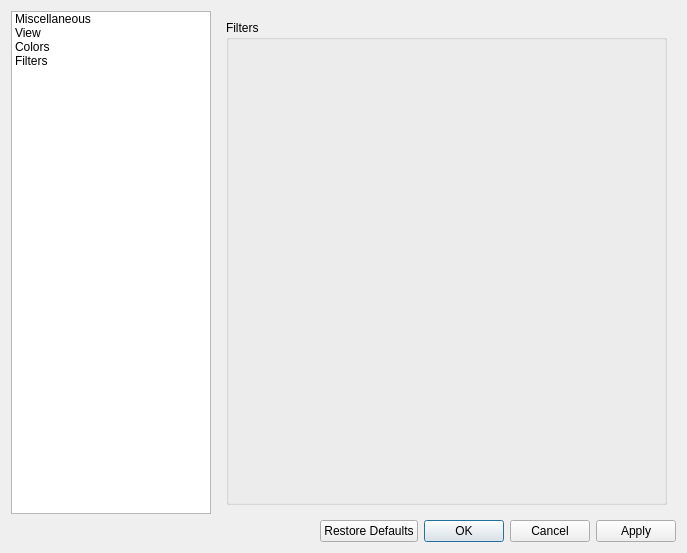
The window that source/ui/resources/settingswindow.ui (kariczek/Vatsinator) describes before a commit, drawn with Qt 5.
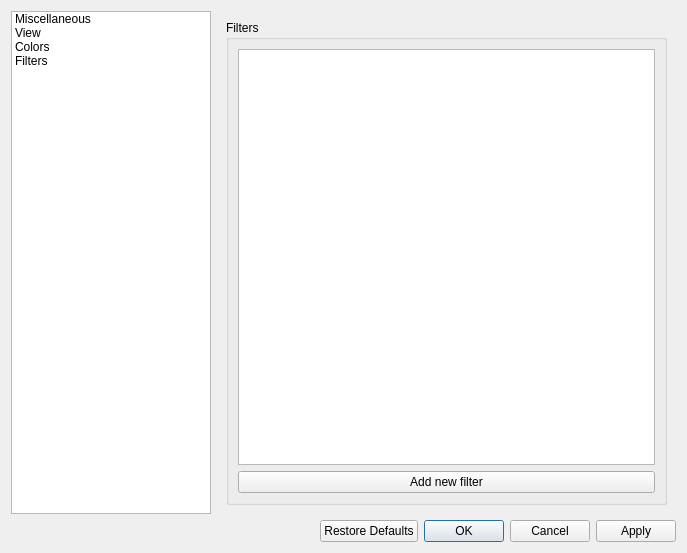
The same window after the commit. The open tabs and pages were chosen to show the change. Icons and pictures are not drawn. Custom widgets are drawn as their Qt base class.

Commit message: Further development. - FilterManager replaced by FilterTableModel; - added FilterDelegate; - TablewView in SettingsWindow.

What changed in the file:
```diff
--- a/source/ui/resources/settingswindow.ui
+++ b/source/ui/resources/settingswindow.ui
@@ -903,7 +903,24 @@
            </property>
            <layout class="QVBoxLayout" name="verticalLayout_7">
             <item>
-             <layout class="QVBoxLayout" name="FiltersLayout"/>
+             <widget class="QTableView" name="FilterTable">
+              <property name="horizontalScrollBarPolicy">
+               <enum>Qt::ScrollBarAlwaysOff</enum>
+              </property>
+              <attribute name="horizontalHeaderVisible">
+               <bool>false</bool>
+              </attribute>
+              <attribute name="verticalHeaderVisible">
+               <bool>false</bool>
+              </attribute>
+             </widget>
+            </item>
+            <item>
+             <widget class="QPushButton" name="AddFilterButton">
+              <property name="text">
+               <string>Add new filter</string>
+              </property>
+             </widget>
             </item>
            </layout>
           </widget>
```
The commit also changes 14 other files.
